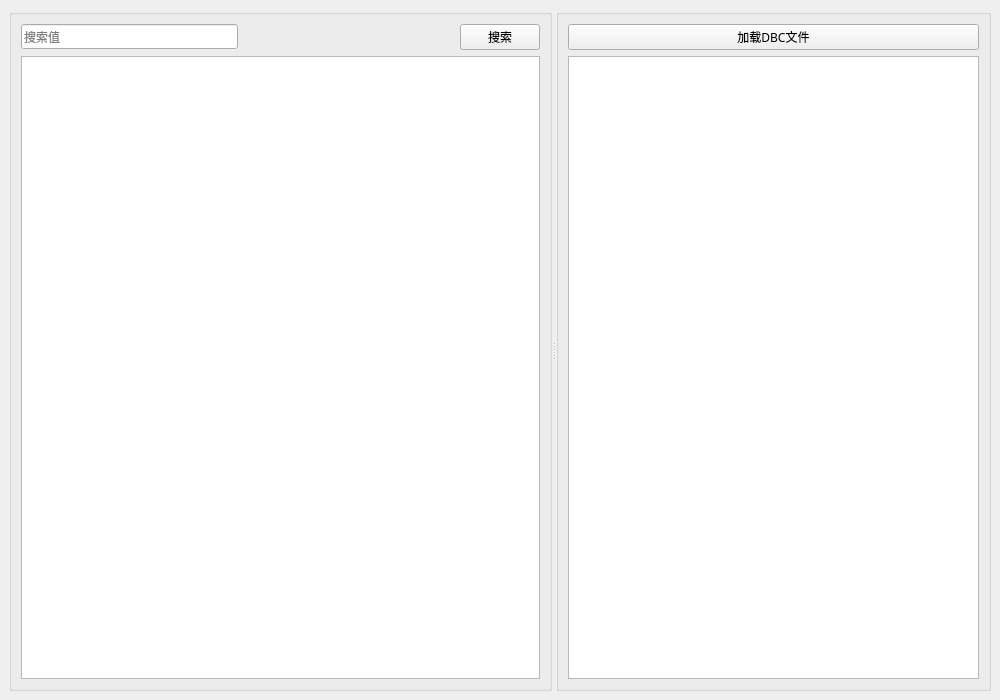
Qt form ZCAN_MINI/UI/dbcview_dockwidget.ui (icanerandy/ZCAN_MINI) before a commit.
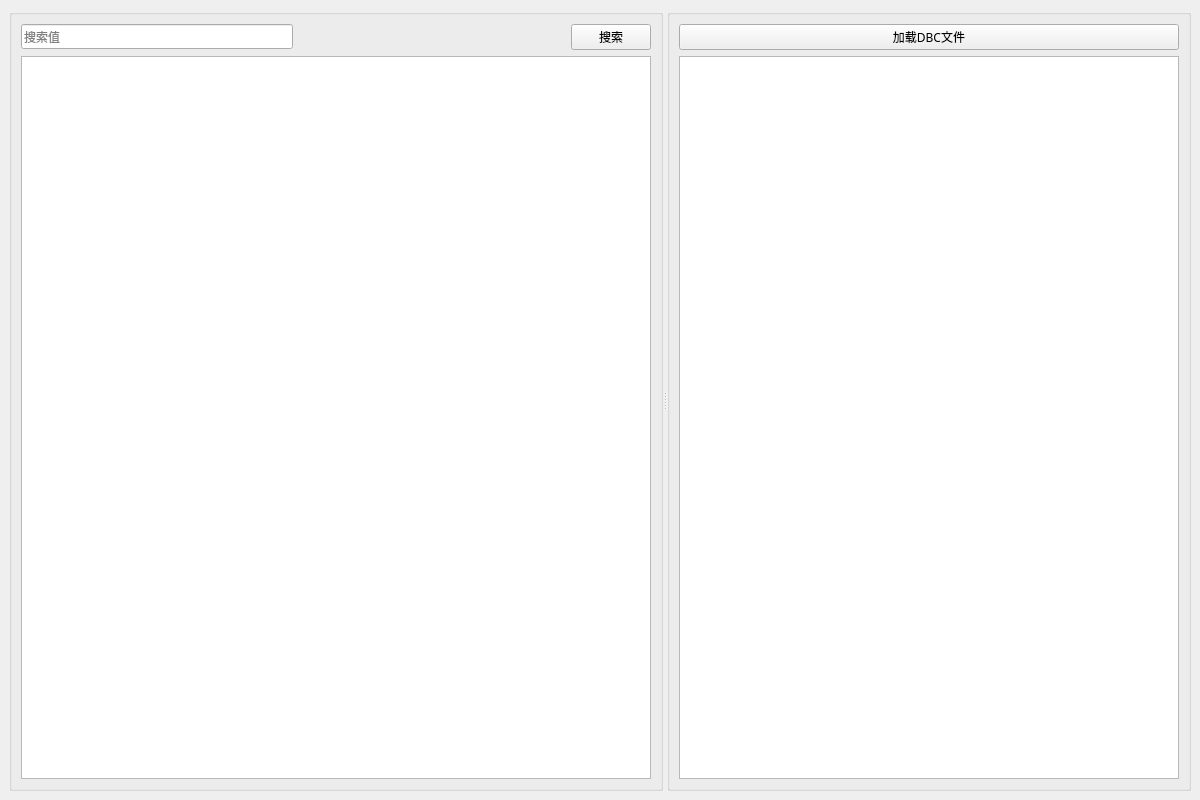
The same form after that commit. Custom widgets are drawn as their Qt base class.

```diff
--- a/ZCAN_MINI/UI/dbcview_dockwidget.ui
+++ b/ZCAN_MINI/UI/dbcview_dockwidget.ui
@@ -6,14 +6,14 @@
    <rect>
     <x>0</x>
     <y>0</y>
-    <width>1000</width>
-    <height>700</height>
+    <width>1200</width>
+    <height>800</height>
    </rect>
   </property>
   <property name="minimumSize">
    <size>
-    <width>1000</width>
-    <height>600</height>
+    <width>1200</width>
+    <height>700</height>
    </size>
   </property>
   <property name="font">
```
